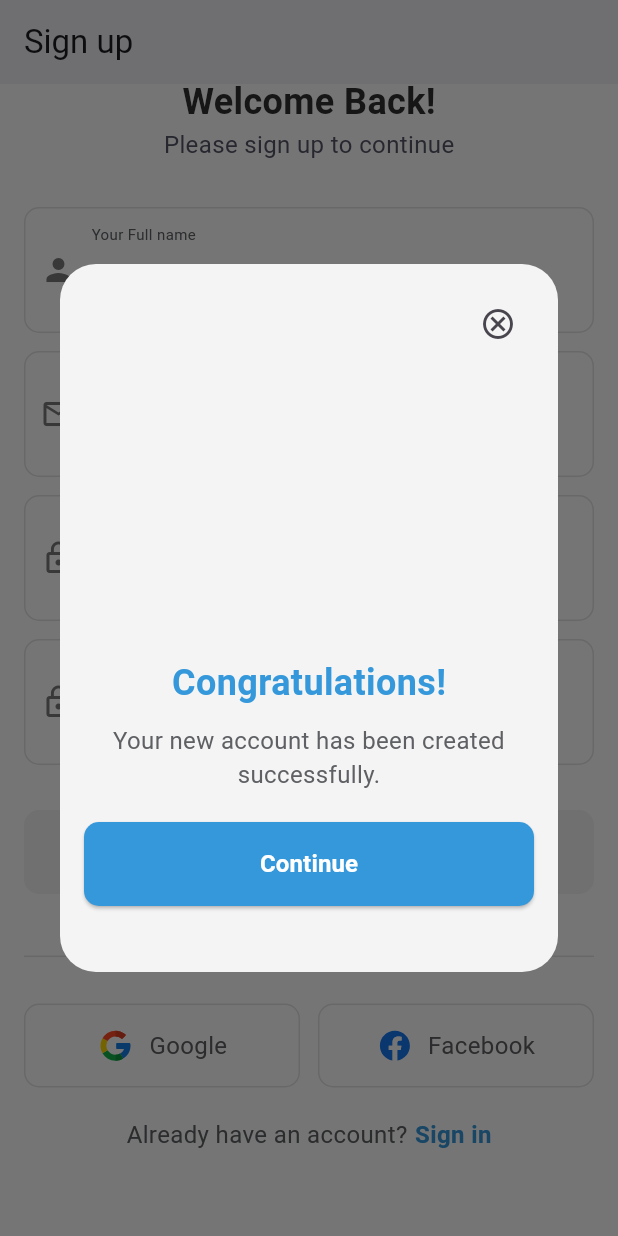
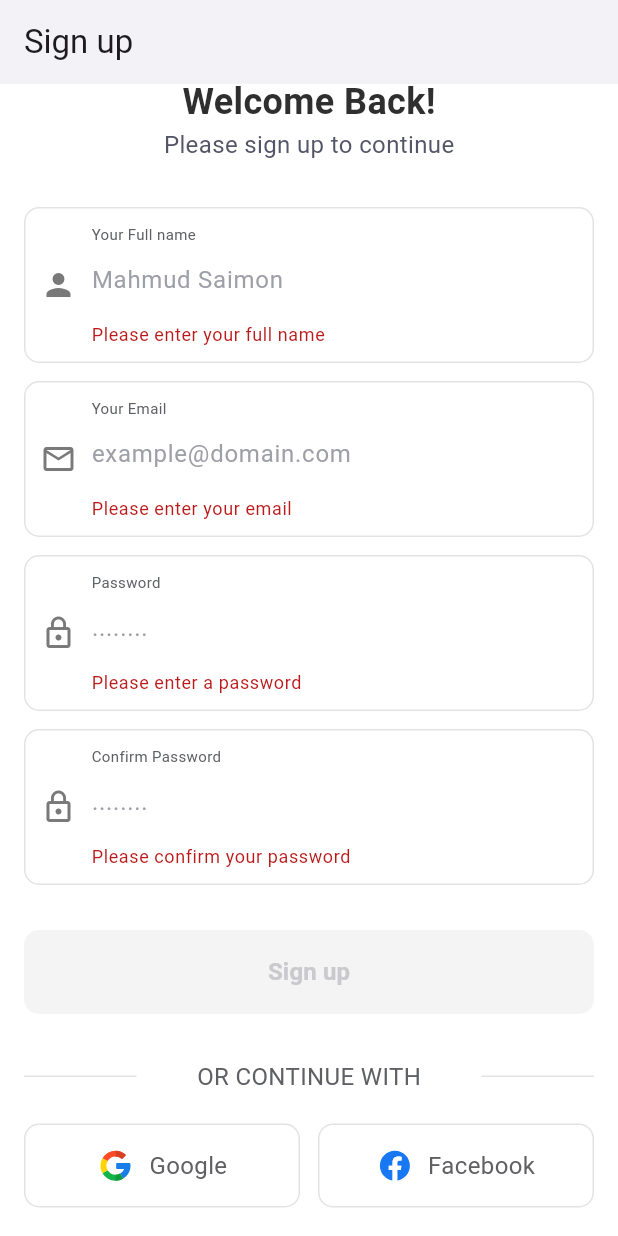
Before and after one commit to hredhayxz/travelo, a Flutter app: the SignUpScreen screen opened directly, scrolled down 160 dp, after a tap on "Sign up", on a phone screen of 412 x 824 dp. Run offline on Flutter 3.47's test engine with Material 3 defaults, Android fonts, the phone set to English and light mode, and no system bars; our stand-ins replace device_preview, flutter_svg, get, shared_preferences; accounts and stored records are empty.

Commit message:
Form validation has been added

```diff
--- a/lib/presentation/ui/screens/auth/signup_screen.dart
+++ b/lib/presentation/ui/screens/auth/signup_screen.dart
@@ -7,8 +7,34 @@ import 'package:travelo/presentation/ui/widgets/congratulations_custom_dialog.da
 import 'package:travelo/presentation/ui/widgets/form_container.dart';
 import 'package:travelo/presentation/ui/widgets/social_signup_logIn_section.dart';
 
-class SignUpScreen extends StatelessWidget {
+class SignUpScreen extends StatefulWidget {
   const SignUpScreen({super.key});
+
+  @override
+  State<SignUpScreen> createState() => _SignUpScreenState();
+}
+
+class _SignUpScreenState extends State<SignUpScreen> {
+  final TextEditingController fullNameController = TextEditingController();
+
+  final TextEditingController emailController = TextEditingController();
+
+  final TextEditingController passwordController = TextEditingController();
+
+  final TextEditingController confirmPasswordController =
+      TextEditingController();
+
+  final GlobalKey<FormState> _formKey = GlobalKey<FormState>();
+
+  // Email validation regex pattern
+  final RegExp emailRegex = RegExp(
+    r'^[a-zA-Z0-9._-]+@[a-zA-Z0-9.-]+\.[a-zA-Z]{2,4}$',
+  );
+
+  // Password validation regex pattern
+  final RegExp passwordRegex = RegExp(
+    r'^(?=.*[a-z])(?=.*[A-Z])(?=.*\d)(?=.*[@$!%*?&])[A-Za-z\d@$!%*?&]{8,}$',
+  );
 
   @override
   Widget build(BuildContext context) {
@@ -22,6 +48,8 @@ class SignUpScreen extends StatelessWidget {
         child: SingleChildScrollView(
           child: Padding(
             padding: const EdgeInsets.all(16.0),
+            child: Form(
+              key: _formKey,
               child: Column(
                 children: [
                   const SizedBox(
@@ -50,46 +78,75 @@ class SignUpScreen extends StatelessWidget {
                     ),
                   ),
                   const SizedBox(height: 30),
-                const FormContainer(
+                  FormContainer(
                     icon: Icons.person,
                     title: 'Your Full name',
                     hint: 'Mahmud Saimon',
                     keyboardType: TextInputType.name,
                     obscureText: false,
+                    controller: fullNameController,
+                    validator: (value) {
+                      if (value!.isEmpty) {
+                        return 'Please enter your full name';
+                      }
+                      return null;
+                    },
                   ),
-                const SizedBox(
-                  height: 12,
-                ),
-                const FormContainer(
+                  const SizedBox(height: 12),
+                  FormContainer(
                     icon: Icons.email_outlined,
                     title: 'Your Email',
                     hint: 'example@domain.com',
                     keyboardType: TextInputType.emailAddress,
                     obscureText: false,
+                    controller: emailController,
+                    validator: (value) {
+                      if (value!.isEmpty) {
+                        return 'Please enter your email';
+                      }
+                      if (!emailRegex.hasMatch(value)) {
+                        return 'Please enter a valid email address';
+                      }
+                      return null;
+                    },
                   ),
-                const SizedBox(
-                  height: 12,
-                ),
-                const FormContainer(
+                  const SizedBox(height: 12),
+                  FormContainer(
                     icon: Icons.lock_outline,
                     title: 'Password',
                     hint: '........',
                     keyboardType: TextInputType.visiblePassword,
                     obscureText: true,
+                    controller: passwordController,
+                    validator: (value) {
+                      if (value!.isEmpty) {
+                        return 'Please enter a password';
+                      }
+                      if (!passwordRegex.hasMatch(value)) {
+                        return 'Password should have at least 1 uppercase, 1 lowercase, 1 digit, 1 special character, and be at least 8 characters long';
+                      }
+                      return null;
+                    },
                   ),
-                const SizedBox(
-                  height: 12,
-                ),
-                const FormContainer(
+                  const SizedBox(height: 12),
+                  FormContainer(
                     icon: Icons.lock_outline,
                     title: 'Confirm Password',
                     hint: '........',
                     keyboardType: TextInputType.visiblePassword,
                     obscureText: true,
+                    controller: confirmPasswordController,
+                    validator: (value) {
+                      if (value!.isEmpty) {
+                        return 'Please confirm your password';
+                      }
+                      if (value != passwordController.text) {
+                        return 'Passwords do not match';
+                      }
+                      return null;
+                    },
                   ),
-                const SizedBox(
-                  height: 10,
-                ),
+                  const SizedBox(height: 10),
                   const SizedBox(
                     height: 20,
                   ),
@@ -98,7 +155,9 @@ class SignUpScreen extends StatelessWidget {
                     width: double.infinity,
                     child: ElevatedButton(
                       onPressed: () {
+                        if (_formKey.currentState!.validate()) {
                           Get.dialog(const CongratulationsCustomDialog());
+                        }
                       },
                       style: ElevatedButton.styleFrom(
                         elevation: 0,
@@ -155,6 +214,7 @@ class SignUpScreen extends StatelessWidget {
             ),
           ),
         ),
+      ),
     );
   }
 }
--- a/lib/presentation/ui/widgets/form_container.dart
+++ b/lib/presentation/ui/widgets/form_container.dart
@@ -8,6 +8,8 @@ class FormContainer extends StatelessWidget {
     required this.hint,
     required this.keyboardType,
     required this.obscureText,
+    required this.controller,
+    required this.validator,
   }) : super(key: key);
 
   final IconData icon;
@@ -15,6 +17,8 @@ class FormContainer extends StatelessWidget {
   final String hint;
   final TextInputType keyboardType;
   final bool obscureText;
+  final TextEditingController controller;
+  final String? Function(String?)? validator;
 
   @override
   Widget build(BuildContext context) {
@@ -58,6 +62,8 @@ class FormContainer extends StatelessWidget {
                     ),
                     keyboardType: keyboardType,
                     obscureText: obscureText,
+                    controller: controller,
+                    validator: validator,
                   ),
                 ],
               ),
--- a/lib/presentation/ui/widgets/optional_signup_login_container.dart
+++ b/lib/presentation/ui/widgets/optional_signup_login_container.dart
@@ -14,6 +14,8 @@ class OptionalSignUpLoginContainer extends StatelessWidget {
   @override
   Widget build(BuildContext context) {
     return Expanded(
+      child: InkWell(
+        onTap: () {},
         child: Container(
           height: 56,
           decoration: BoxDecoration(
@@ -43,6 +45,7 @@ class OptionalSignUpLoginContainer extends StatelessWidget {
             ],
           ),
         ),
+      ),
     );
   }
 }
--- a/lib/presentation/ui/widgets/social_signup_logIn_section.dart
+++ b/lib/presentation/ui/widgets/social_signup_logIn_section.dart
@@ -47,8 +47,7 @@ class SocialSignUpLogInSection extends StatelessWidget {
         Row(
           children: [
             OptionalSignUpLoginContainer(
-                optionIcon: AssetsPath.googleIconSVG,
-                optionTitle: 'Google'),
+                optionIcon: AssetsPath.googleIconSVG, optionTitle: 'Google'),
             const SizedBox(
               width: 12,
             ),
```
Also changed, not shown: lib/presentation/ui/screens/auth/signin_screen.dart (+49 -3 lines). Lines whose indentation alone changed are shown as unchanged.
